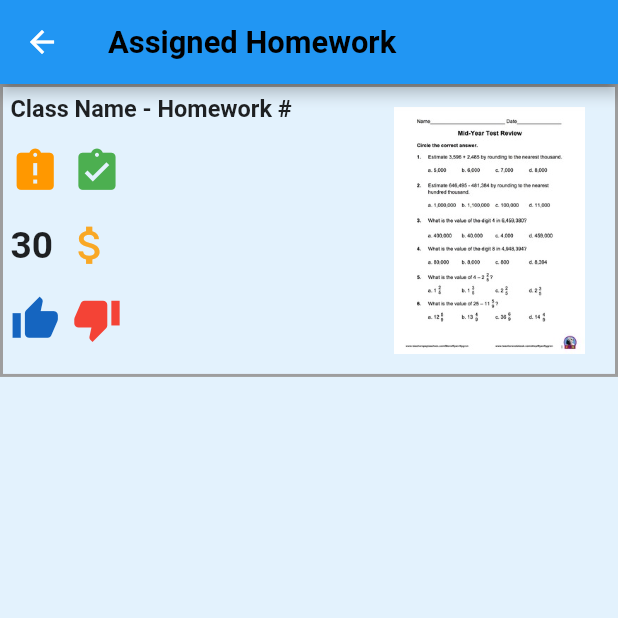
After one commit to StefanTanaskovic/MathWiz, a Flutter app: the AssignedHomeworkScreen screen opened directly, on a phone screen of 412 x 824 dp, the top half of it. The commit adds this screen. Run offline on Flutter 3.47's test engine with Material 2 defaults, Android fonts, the phone set to English and light mode, and no system bars.

Commit message:
Added Drafts and Homework Screens, Added images

```diff
--- a/mathwiz_app/lib/main.dart
+++ b/mathwiz_app/lib/main.dart
@@ -1,4 +1,5 @@
 import 'package:flutter/material.dart';
+import 'package:mathwiz_app/views/drafts/view_drafts.dart';
 import 'package:mathwiz_app/views/welcome_screen.dart';
 
 import 'constants.dart';
@@ -18,7 +19,7 @@ class MyApp extends StatelessWidget {
   Widget build(BuildContext context) {
     return MaterialApp(
       debugShowCheckedModeBanner: false,
-      title: 'Nevvon',
+      title: 'MathWiz',
       theme: ThemeData(
           primaryColor: kPrimaryColor,
           scaffoldBackgroundColor: kPrimaryLightColor),
--- /dev/null
+++ b/mathwiz_app/lib/views/homework/assigned_homework.dart
@@ -0,0 +1,97 @@
+import 'package:flutter/material.dart';
+import 'package:mathwiz_app/widgets/box_button.dart';
+import 'package:mathwiz_app/widgets/box_input_field.dart';
+import 'package:mathwiz_app/widgets/text_field_container.dart';
+
+import '../../constants.dart';
+
+class AssignedHomeworkScreen extends StatefulWidget {
+  @override
+  State<StatefulWidget> createState() {
+    return _AssignedHomeworkScreenState();
+      }
+    }
+
+
+class _AssignedHomeworkScreenState extends State<AssignedHomeworkScreen> {
+  @override
+  Widget build(BuildContext context) {
+    Size size = MediaQuery.of(context)
+        .size; // provides total hieght and width of screen
+    return Scaffold(
+      appBar: AppBar(
+      title:Text(
+              "Assigned Homework",
+              style: TextStyle(fontWeight: FontWeight.bold, fontSize: size.height * 0.025,color: Colors.black),
+            ),
+      ),
+      body: Container(
+        height: size.height,
+        width: double.infinity,
+        child: Column(
+          mainAxisAlignment: MainAxisAlignment.start,
+          children: <Widget>[
+            Container(
+              decoration: BoxDecoration(border: Border.all(color: Colors.grey[500],width: 2.0)),
+              padding: const EdgeInsets.all(5),
+              child:Row(children: [
+              Container(
+              width: size.width / 1.61,
+              height: size.height * 0.22,
+              child:Column(children: [
+              Container(
+              child:Stack(children: [
+              Row(children: [
+              Text("Class Name -",style: TextStyle(fontWeight: FontWeight.bold, fontSize: size.height * 0.019)),
+              Text(" Homework #",style: TextStyle(fontWeight: FontWeight.bold, fontSize: size.height * 0.019)),
+              ],)
+              ],)
+              ),
+              SizedBox(height: size.height * 0.02,),
+              Container(
+              child:Row(children: [
+              Icon(Icons.assignment_late,color:Colors.orange,size:size.height * 0.04),
+              SizedBox(width: size.width * 0.02,),
+              Icon(Icons.assignment_turned_in,color:Colors.green,size:size.height * 0.04),
+              ],)
+              ),
+              SizedBox(height: size.height * 0.02,),
+              Container(
+              child:Stack(children: [
+              Row(children: [
+              Text("30",style: TextStyle(fontWeight: FontWeight.bold, fontSize: size.height * 0.03)),
+              SizedBox(width: size.width * 0.02,),
+              Icon(Icons.attach_money,color:Colors.yellow[800],size:size.height * 0.04),
+              ],)
+              ],)
+              ),
+              SizedBox(height: size.height * 0.02,),
+              Container(
+              child:Stack(children: [
+              Row(children: [
+              Icon(Icons.thumb_up,color:Colors.blue[800],size:size.height * 0.04),
+              SizedBox(width: size.width * 0.02,),
+              Icon(Icons.thumb_down,color:Colors.red,size:size.height * 0.04),
+              ],)
+              ],)
+              ),
+              ],)
+              ),
+              Container(
+                child:Column(children: [
+                Image.asset(
+              "assets/images/math-placeholder.jpg",
+              height: size.height * 0.2,
+            )
+                ],)
+              )],)
+            ),
+            SizedBox(
+              height: size.height * 0.03,
+            ),
+          ],
+        ),
+      ),
+    );
+  }
+}
```
Also changed, not shown: mathwiz_app/lib/views/drafts/view_drafts.dart (added, +63 -0 lines), mathwiz_app/lib/views/homework/completed_homework.dart (added, +69 -0 lines), mathwiz_app/lib/views/homework/publish_homework.dart (added, +88 -0 lines), mathwiz_app/assets/images/add_image.png (added), mathwiz_app/assets/images/math-placeholder.jpg (added), 2 other files.
